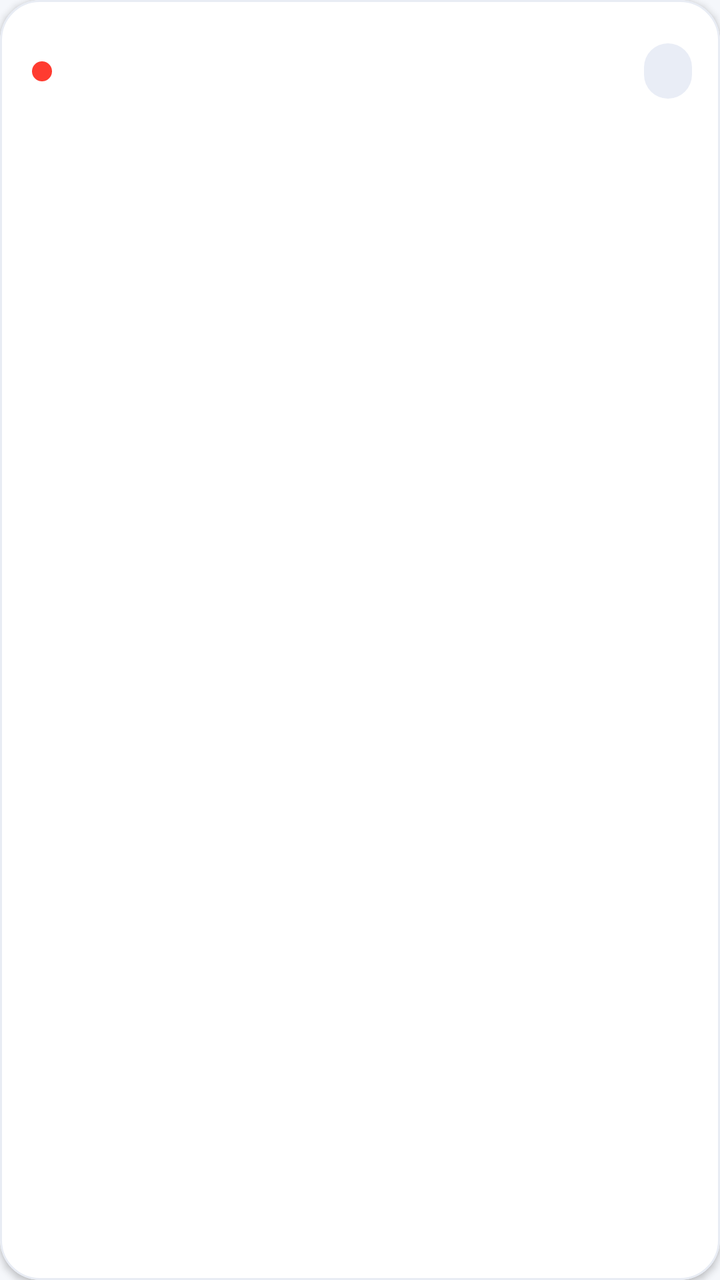
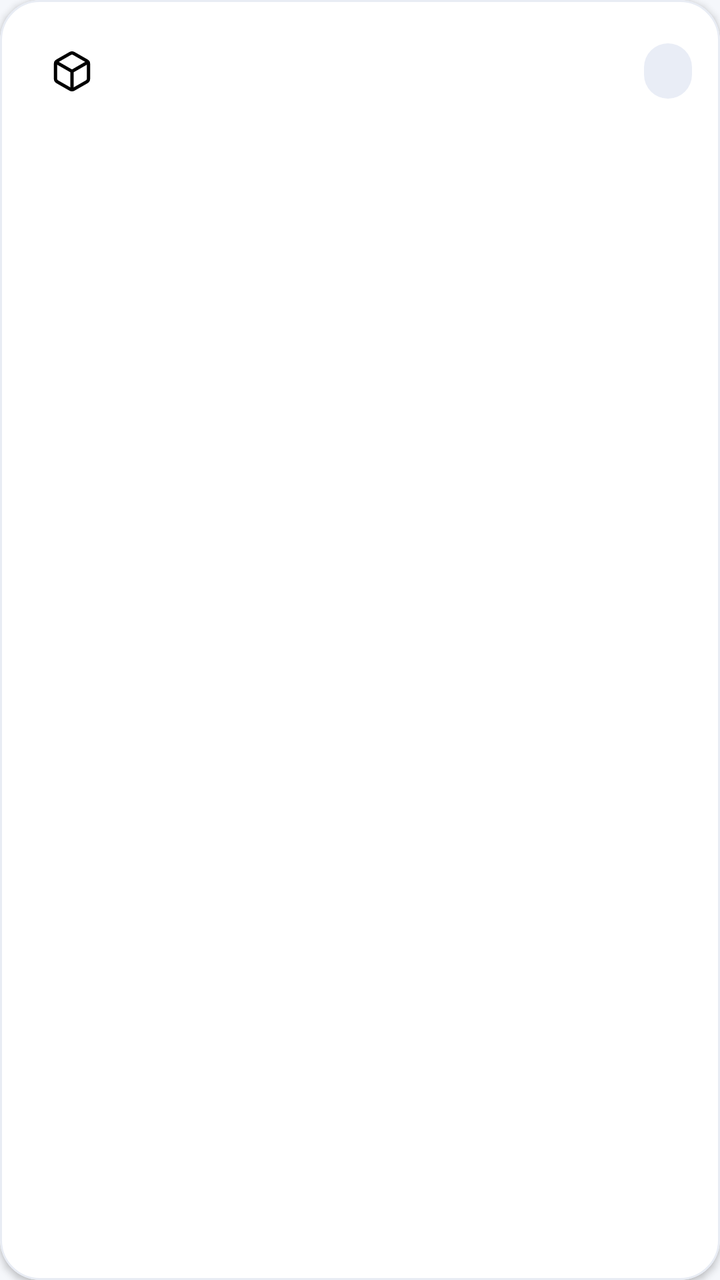

Two renders of the same Android screen: before a commit and after it. Below are the layout's source before the change and the commit's diff.
<!-- AndroidManifest.xml: application theme Theme.ItGuyAssets -->
<!-- res/layout/item_asset.xml -->
<?xml version="1.0" encoding="utf-8"?>
<com.google.android.material.card.MaterialCardView
    xmlns:android="http://schemas.android.com/apk/res/android"
    xmlns:app="http://schemas.android.com/apk/res-auto"
    android:layout_width="match_parent"
    android:layout_height="wrap_content"
    android:layout_marginHorizontal="16dp"
    android:layout_marginVertical="5dp"
    android:clickable="true"
    android:focusable="true"
    app:cardBackgroundColor="@color/card"
    app:cardCornerRadius="20dp"
    app:cardElevation="2dp"
    app:strokeColor="@color/card_line"
    app:strokeWidth="1dp"
    app:rippleColor="@color/chip_idle">

    <LinearLayout
        android:layout_width="match_parent"
        android:layout_height="wrap_content"
        android:gravity="center_vertical"
        android:orientation="horizontal"
        android:paddingStart="16dp"
        android:paddingEnd="14dp"
        android:paddingTop="15dp"
        android:paddingBottom="15dp">

        <View
            android:id="@+id/statusDot"
            android:layout_width="10dp"
            android:layout_height="10dp"
            android:layout_marginEnd="14dp"
            android:background="@drawable/dot" />

        <LinearLayout
            android:layout_width="0dp"
            android:layout_height="wrap_content"
            android:layout_weight="1"
            android:orientation="vertical">

            <TextView
                android:id="@+id/assetName"
                android:layout_width="match_parent"
                android:layout_height="wrap_content"
                android:ellipsize="end"
                android:maxLines="1"
                android:textColor="@color/text_strong"
                android:textSize="15.5sp"
                android:textStyle="bold" />

            <TextView
                android:id="@+id/assetMeta"
                android:layout_width="match_parent"
                android:layout_height="wrap_content"
                android:layout_marginTop="3dp"
                android:ellipsize="end"
                android:maxLines="1"
                android:textColor="@color/text_soft"
                android:textSize="12.5sp" />
        </LinearLayout>

        <TextView
            android:id="@+id/assetStatus"
            android:layout_width="wrap_content"
            android:layout_height="wrap_content"
            android:layout_marginStart="10dp"
            android:background="@drawable/pill_idle"
            android:paddingStart="12dp"
            android:paddingEnd="12dp"
            android:paddingTop="6dp"
            android:paddingBottom="6dp"
            android:textColor="@color/chip_idle_text"
            android:textSize="11.5sp"
            android:textStyle="bold" />
    </LinearLayout>
</com.google.android.material.card.MaterialCardView>
<!-- resources referenced by this layout -->
<resources>
  <color name="card">#FFFFFF</color>
  <color name="card_line">#E8ECF4</color>
  <color name="chip_idle">#E9EDF6</color>
  <color name="chip_idle_text">#5C6A80</color>
  <color name="text_soft">#667085</color>
  <color name="text_strong">#101828</color>
  <!-- drawable dot (drawable) -->
  <?xml version="1.0" encoding="utf-8"?>
  <shape xmlns:android="http://schemas.android.com/apk/res/android" android:shape="oval">
      <solid android:color="@color/accent" />
  </shape>
  <!-- drawable pill_idle (drawable) -->
  <?xml version="1.0" encoding="utf-8"?>
  <shape xmlns:android="http://schemas.android.com/apk/res/android" android:shape="rectangle">
      <solid android:color="@color/chip_idle" />
      <corners android:radius="100dp" />
  </shape>
  <style name="Theme.ItGuyAssets" parent="Base.Theme.ItGuyAssets">
          <item name="android:windowLightStatusBar">true</item>
      </style>
  <color name="accent">#FF3B30</color>
  <color name="on_accent">#FFFFFF</color>
  <color name="accent_container">#FFE3E0</color>
  <color name="bg">#F5F7FB</color>
  <color name="surface">#FFFFFF</color>
  <color name="surface_variant">#EDF0F6</color>
  <color name="text">#141B26</color>
  <color name="muted">#5C6A80</color>
  <color name="outline">#DCE1EA</color>
  <style name="Button.IT" parent="Widget.Material3.Button">
          <item name="cornerRadius">16dp</item>
          <item name="android:paddingTop">15dp</item>
          <item name="android:paddingBottom">15dp</item>
          <item name="android:textAllCaps">false</item>
          <item name="android:textSize">15sp</item>
          <item name="android:letterSpacing">0.01</item>
      </style>
  <style name="Card" parent="Widget.MaterialComponents.CardView">
          <item name="android:layout_width">match_parent</item>
          <item name="android:layout_height">wrap_content</item>
          <item name="cardBackgroundColor">@color/card</item>
          <item name="cardCornerRadius">22dp</item>
          <item name="cardElevation">2dp</item>
          <item name="strokeColor">@color/card_line</item>
          <item name="strokeWidth">1dp</item>
          <item name="android:layout_marginTop">14dp</item>
      </style>
  <style name="FabPrimary" parent="Widget.Material3.FloatingActionButton.Primary">
          <item name="backgroundTint">@color/accent</item>
          <item name="tint">@color/on_accent</item>
      </style>
  <style name="DialogBody" parent="MaterialAlertDialog.Material3">
          <item name="backgroundTint">@color/card</item>
          <item name="shapeAppearanceOverlay">@style/DialogShape</item>
      </style>
  <style name="DialogTitle" parent="MaterialAlertDialog.Material3.Title.Text">
          <item name="android:textColor">@color/text_strong</item>
          <item name="android:textSize">19sp</item>
          <item name="android:textStyle">bold</item>
      </style>
  <style name="DialogButton" parent="Widget.Material3.Button.TextButton.Dialog">
          <item name="android:textColor">@color/accent</item>
          <item name="android:textAllCaps">false</item>
          <item name="android:textSize">14.5sp</item>
          <item name="android:textStyle">bold</item>
      </style>
  <style name="DialogShape">
          <item name="cornerFamily">rounded</item>
          <item name="cornerSize">26dp</item>
      </style>
  <!-- unchanged entries left out for length: 2 -->
</resources>

<!-- the commit's change to res/layout/item_asset.xml (unified diff, before → after) -->
@@ -25,12 +25,27 @@
         android:paddingTop="15dp"
         android:paddingBottom="15dp">
 
+        
+        <FrameLayout
+            android:id="@+id/typeTile"
+            android:layout_width="40dp"
+            android:layout_height="40dp"
+            android:layout_marginEnd="14dp">
+
+            <ImageView
+                android:id="@+id/typeIcon"
+                android:layout_width="22dp"
+                android:layout_height="22dp"
+                android:layout_gravity="center"
+                android:contentDescription="@null"
+                android:src="@drawable/ic_t_box" />
+        </FrameLayout>
+
         <View
             android:id="@+id/statusDot"
-            android:layout_width="10dp"
-            android:layout_height="10dp"
-            android:layout_marginEnd="14dp"
-            android:background="@drawable/dot" />
+            android:layout_width="0dp"
+            android:layout_height="0dp"
+            android:visibility="gone" />
 
         <LinearLayout
             android:layout_width="0dp"
<!-- resource entries referenced after the edit -->
@@ -6,11 +6,28 @@
   <color name="chip_idle_text">#5C6A80</color>
   <color name="text_soft">#667085</color>
   <color name="text_strong">#101828</color>
-  <!-- drawable dot (drawable) -->
+  <!-- drawable ic_t_box (drawable) -->
   <?xml version="1.0" encoding="utf-8"?>
-  <shape xmlns:android="http://schemas.android.com/apk/res/android" android:shape="oval">
-      <solid android:color="@color/accent" />
-  </shape>
+  <vector xmlns:android="http://schemas.android.com/apk/res/android"
+      android:width="24dp"
+      android:height="24dp"
+      android:viewportWidth="24"
+      android:viewportHeight="24">
+      <path
+          android:pathData="M21 8a2 2 0 0 0-1-1.73l-7-4a2 2 0 0 0-2 0l-7 4A2 2 0 0 0 3 8v8a2 2 0 0 0 1 1.73l7 4a2 2 0 0 0 2 0l7-4A2 2 0 0 0 21 16z"
+          android:fillColor="#00000000"
+          android:strokeColor="#FF000000"
+          android:strokeWidth="1.8"
+          android:strokeLineCap="round"
+          android:strokeLineJoin="round" />
+      <path
+          android:pathData="m3.3 7 8.7 5 8.7-5M12 22V12"
+          android:fillColor="#00000000"
+          android:strokeColor="#FF000000"
+          android:strokeWidth="1.8"
+          android:strokeLineCap="round"
+          android:strokeLineJoin="round" />
+  </vector>
   <!-- drawable pill_idle (drawable) -->
   <?xml version="1.0" encoding="utf-8"?>
   <shape xmlns:android="http://schemas.android.com/apk/res/android" android:shape="rectangle">
@@ -30,7 +47,7 @@
   <color name="muted">#5C6A80</color>
   <color name="outline">#DCE1EA</color>
   <style name="Button.IT" parent="Widget.Material3.Button">
-          <item name="cornerRadius">16dp</item>
+          <item name="cornerRadius">12dp</item>
           <item name="android:paddingTop">15dp</item>
           <item name="android:paddingBottom">15dp</item>
           <item name="android:textAllCaps">false</item>
